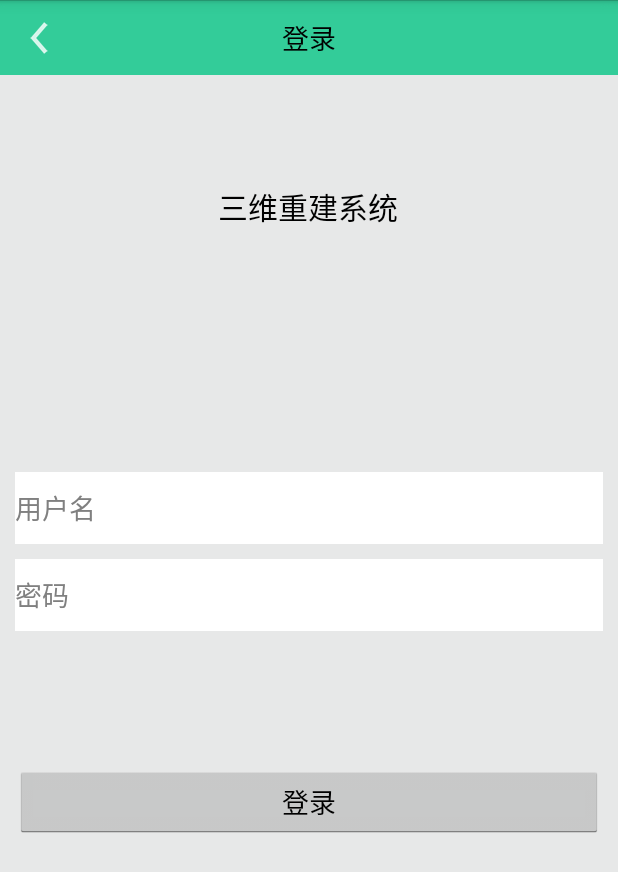
After one commit to coolAning/android-reconstruction, an Android app: the layout login_activity.xml on its own in the app's theme, with its tools: preview values and no code run, on a phone screen of 412 x 824 dp. The commit adds this screen. Shown: the top 872 px of the screen. Run offline under Robolectric (Android 15) with nearby library versions, the phone set to English and light mode, and no system bars.

Commit message:
增加了登录界面

```diff
--- a/app/src/main/AndroidManifest.xml
+++ b/app/src/main/AndroidManifest.xml
@@ -59,7 +59,7 @@
         </provider>
 
         <activity
-            android:name="aning.reconstruction.activity.MainTabActivity"
+            android:name="aning.reconstruction.activity.LoginActivity"
             android:label="@string/app_name"
             android:screenOrientation="portrait">
             <intent-filter>
@@ -68,6 +68,10 @@
                 <category android:name="android.intent.category.LAUNCHER" />
             </intent-filter>
         </activity>
+        <activity
+            android:name="aning.reconstruction.activity.MainTabActivity"
+            android:screenOrientation="portrait"
+            android:windowSoftInputMode="stateAlwaysHidden" />
         <activity
             android:name="aning.reconstruction.activity.SettingActivity"
             android:screenOrientation="portrait"
--- /dev/null
+++ b/app/src/main/res/layout/login_activity.xml
@@ -0,0 +1,83 @@
+<?xml version="1.0" encoding="utf-8"?>
+<LinearLayout
+    xmlns:android="http://schemas.android.com/apk/res/android"
+    style="@style/activity_page"
+    >
+
+    <RelativeLayout style="@style/topbar_bg">
+
+        <ImageButton style="@style/topbar_return_img"
+            android:contentDescription="退出"
+            />
+
+        <TextView
+            style="@style/topbar_title"
+            android:layout_centerHorizontal="true"
+            android:text="登录" />
+
+    </RelativeLayout>
+
+    <RelativeLayout
+        style="@style/activity_page"
+        android:layout_width="match_parent"
+        android:layout_height="match_parent"
+        android:background="@color/alpha_1"
+        >
+
+        <TextView
+            style="@style/topbar_title"
+            android:layout_width="175dp"
+            android:layout_height="55dp"
+            android:layout_centerHorizontal="true"
+            android:layout_marginTop="60dp"
+            android:text="三维重建系统"
+            android:textSize="20sp" />
+
+        <LinearLayout
+            android:layout_width="match_parent"
+            android:layout_height="wrap_content"
+            android:layout_centerInParent="true"
+            android:orientation="vertical"
+            android:padding="10dp">
+
+            <EditText
+                android:id="@+id/username"
+                android:layout_width="match_parent"
+                android:layout_height="wrap_content"
+                android:background="@color/white"
+                android:hint="用户名"
+                android:inputType="textEmailAddress"
+                android:minHeight="48dp"
+
+                />
+
+            <EditText
+                android:id="@+id/password"
+                android:layout_width="match_parent"
+                android:layout_height="wrap_content"
+                android:layout_marginTop="10dp"
+                android:layout_marginBottom="10dp"
+                android:background="@color/white"
+                android:hint="密码"
+                android:inputType="textPassword"
+                android:minHeight="48dp" />
+
+
+            <Button
+                android:id="@+id/login"
+                android:layout_width="match_parent"
+                android:layout_height="wrap_content"
+                android:layout_marginTop="80dp"
+                android:text="登录" />
+
+        </LinearLayout>
+
+    </RelativeLayout>
+
+    <TextView
+        android:id="@+id/tvDemo"
+        style="@style/text_big_black"
+        android:text="Test"
+        />
+
+</LinearLayout>
```
Also changed, not shown: app/src/main/java/aning/reconstruction/activity/LoginActivity.java (added, +201 -0 lines), app/src/main/java/aning/reconstruction/activity/MainTabActivity.java (+7 -5 lines).
